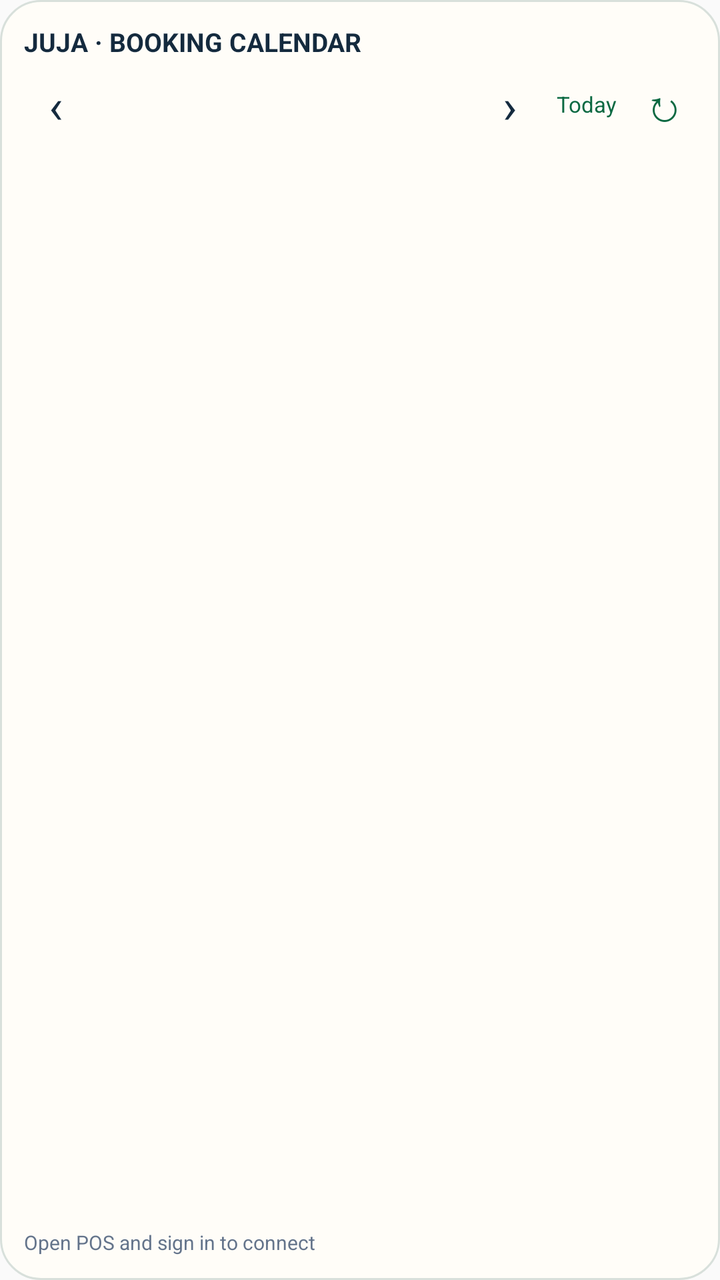
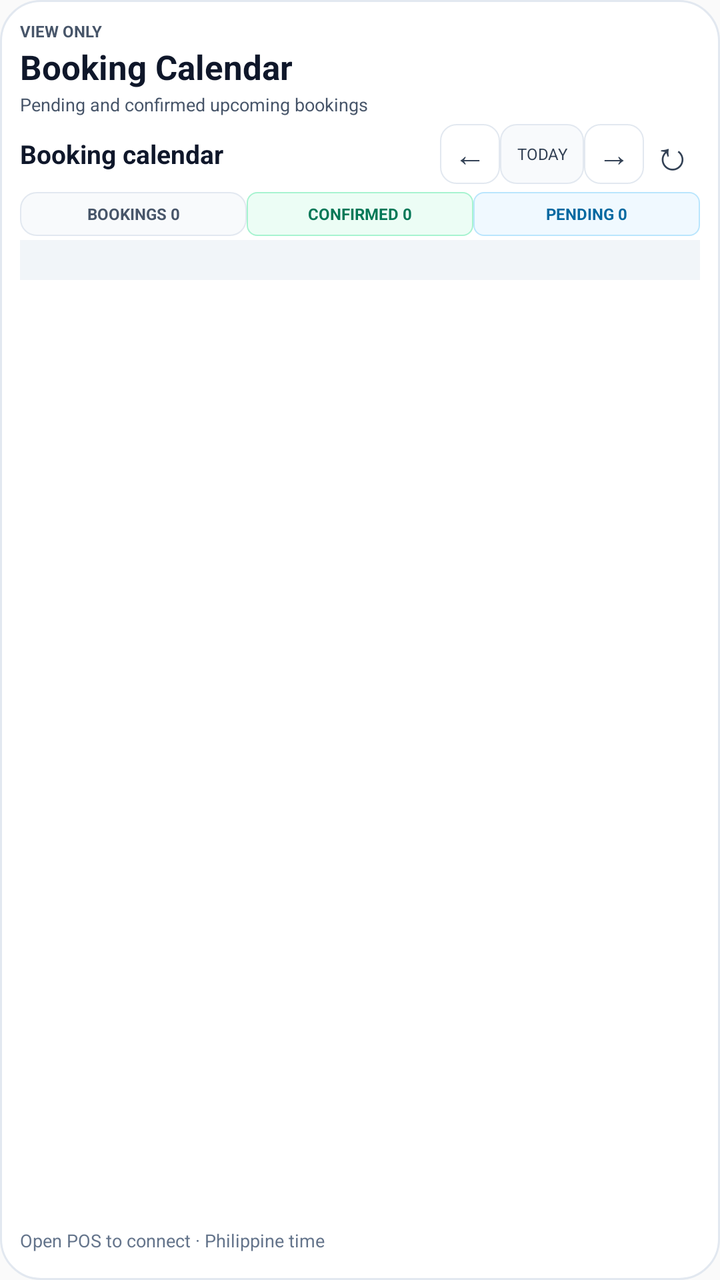

Two renders of the same Android screen: before a commit and after it. Below are the layout's source before the change and the commit's diff.
<!-- AndroidManifest.xml: application theme AppTheme -->
<!-- res/layout/booking_widget.xml -->
<?xml version="1.0" encoding="utf-8"?>
<LinearLayout xmlns:android="http://schemas.android.com/apk/res/android" android:layout_width="match_parent" android:layout_height="match_parent" android:orientation="vertical" android:background="@drawable/booking_widget_background" android:padding="12dp">
    <TextView android:id="@+id/widget_title" android:layout_width="match_parent" android:layout_height="24dp" android:text="JUJA · BOOKING CALENDAR" android:textStyle="bold" android:textSize="13sp" android:textColor="#142A3E" />
    <LinearLayout android:layout_width="match_parent" android:layout_height="32dp" android:orientation="horizontal" android:gravity="center_vertical">
        <TextView android:id="@+id/widget_prev" android:layout_width="32dp" android:layout_height="match_parent" android:gravity="center" android:text="‹" android:contentDescription="Previous month" android:textSize="24sp" android:textColor="#142A3E" />
        <TextView android:id="@+id/widget_month" android:layout_width="0dp" android:layout_weight="1" android:layout_height="wrap_content" android:textStyle="bold" android:textSize="14sp" android:textColor="#142A3E" />
        <TextView android:id="@+id/widget_next" android:layout_width="32dp" android:layout_height="match_parent" android:gravity="center" android:text="›" android:contentDescription="Next month" android:textSize="24sp" android:textColor="#142A3E" />
        <TextView android:id="@+id/widget_today" android:layout_width="45dp" android:layout_height="match_parent" android:gravity="center" android:text="Today" android:textSize="11sp" android:textColor="#0B6942" />
        <TextView android:id="@+id/widget_refresh" android:layout_width="32dp" android:layout_height="match_parent" android:gravity="center" android:text="↻" android:contentDescription="Refresh bookings" android:textSize="22sp" android:textColor="#0B6942" />
    </LinearLayout>
    <LinearLayout android:id="@+id/widget_weekdays" android:layout_width="match_parent" android:layout_height="20dp" android:orientation="horizontal" />
    <LinearLayout android:id="@+id/widget_days" android:layout_width="match_parent" android:layout_height="wrap_content" android:orientation="vertical" />
    <TextView android:id="@+id/widget_selected" android:layout_width="match_parent" android:layout_height="26dp" android:gravity="center_vertical" android:textSize="11sp" android:textStyle="bold" android:textColor="#142A3E" />
    <LinearLayout android:id="@+id/widget_bookings" android:layout_width="match_parent" android:layout_height="0dp" android:layout_weight="1" android:orientation="vertical" />
    <TextView android:id="@+id/widget_updated" android:layout_width="match_parent" android:layout_height="wrap_content" android:maxLines="2" android:text="Open POS and sign in to connect" android:textSize="10sp" android:textColor="#64748B" />
</LinearLayout>
<!-- resources referenced by this layout -->
<resources>
  <!-- drawable booking_widget_background (drawable) -->
  <?xml version="1.0" encoding="utf-8"?>
  <shape xmlns:android="http://schemas.android.com/apk/res/android"><solid android:color="#FFFDF8" /><corners android:radius="20dp" /><stroke android:width="1dp" android:color="#D8E0DB" /></shape>
  <style name="AppTheme" parent="Theme.AppCompat.Light.DarkActionBar">
          
          <item name="colorPrimary">@color/colorPrimary</item>
          <item name="colorPrimaryDark">@color/colorPrimaryDark</item>
          <item name="colorAccent">@color/colorAccent</item>
      </style>
</resources>

<!-- the commit's change to res/layout/booking_widget.xml (unified diff, before → after) -->
@@ -1,16 +1,29 @@
 <?xml version="1.0" encoding="utf-8"?>
-<LinearLayout xmlns:android="http://schemas.android.com/apk/res/android" android:layout_width="match_parent" android:layout_height="match_parent" android:orientation="vertical" android:background="@drawable/booking_widget_background" android:padding="12dp">
-    <TextView android:id="@+id/widget_title" android:layout_width="match_parent" android:layout_height="24dp" android:text="JUJA · BOOKING CALENDAR" android:textStyle="bold" android:textSize="13sp" android:textColor="#142A3E" />
-    <LinearLayout android:layout_width="match_parent" android:layout_height="32dp" android:orientation="horizontal" android:gravity="center_vertical">
-        <TextView android:id="@+id/widget_prev" android:layout_width="32dp" android:layout_height="match_parent" android:gravity="center" android:text="‹" android:contentDescription="Previous month" android:textSize="24sp" android:textColor="#142A3E" />
-        <TextView android:id="@+id/widget_month" android:layout_width="0dp" android:layout_weight="1" android:layout_height="wrap_content" android:textStyle="bold" android:textSize="14sp" android:textColor="#142A3E" />
-        <TextView android:id="@+id/widget_next" android:layout_width="32dp" android:layout_height="match_parent" android:gravity="center" android:text="›" android:contentDescription="Next month" android:textSize="24sp" android:textColor="#142A3E" />
-        <TextView android:id="@+id/widget_today" android:layout_width="45dp" android:layout_height="match_parent" android:gravity="center" android:text="Today" android:textSize="11sp" android:textColor="#0B6942" />
-        <TextView android:id="@+id/widget_refresh" android:layout_width="32dp" android:layout_height="match_parent" android:gravity="center" android:text="↻" android:contentDescription="Refresh bookings" android:textSize="22sp" android:textColor="#0B6942" />
-    </LinearLayout>
-    <LinearLayout android:id="@+id/widget_weekdays" android:layout_width="match_parent" android:layout_height="20dp" android:orientation="horizontal" />
-    <LinearLayout android:id="@+id/widget_days" android:layout_width="match_parent" android:layout_height="wrap_content" android:orientation="vertical" />
-    <TextView android:id="@+id/widget_selected" android:layout_width="match_parent" android:layout_height="26dp" android:gravity="center_vertical" android:textSize="11sp" android:textStyle="bold" android:textColor="#142A3E" />
-    <LinearLayout android:id="@+id/widget_bookings" android:layout_width="match_parent" android:layout_height="0dp" android:layout_weight="1" android:orientation="vertical" />
-    <TextView android:id="@+id/widget_updated" android:layout_width="match_parent" android:layout_height="wrap_content" android:maxLines="2" android:text="Open POS and sign in to connect" android:textSize="10sp" android:textColor="#64748B" />
+<LinearLayout xmlns:android="http://schemas.android.com/apk/res/android" android:layout_width="match_parent" android:layout_height="match_parent" android:orientation="vertical" android:background="@drawable/booking_widget_background" android:padding="10dp">
+ <TextView android:layout_width="match_parent" android:layout_height="12dp" android:text="VIEW ONLY" android:textStyle="bold" android:textSize="8sp" android:textColor="#475569" />
+ <TextView android:id="@+id/widget_title" android:layout_width="match_parent" android:layout_height="24dp" android:text="Booking Calendar" android:textStyle="bold" android:textSize="17sp" android:textColor="#0F172A" />
+ <TextView android:layout_width="match_parent" android:layout_height="14dp" android:text="Pending and confirmed upcoming bookings" android:textSize="9sp" android:textColor="#475569" />
+ <LinearLayout android:layout_width="match_parent" android:layout_height="34dp" android:orientation="horizontal" android:gravity="center_vertical">
+  <TextView android:id="@+id/widget_month" android:layout_width="0dp" android:layout_weight="1" android:layout_height="wrap_content" android:text="Booking calendar" android:textStyle="bold" android:textSize="13sp" android:textColor="#0F172A" />
+  <TextView android:id="@+id/widget_prev" android:layout_width="30dp" android:layout_height="30dp" android:gravity="center" android:text="←" android:contentDescription="Previous month" android:background="@drawable/booking_widget_cell" android:textSize="16sp" android:textColor="#334155" />
+  <TextView android:id="@+id/widget_today" android:layout_width="42dp" android:layout_height="30dp" android:gravity="center" android:text="TODAY" android:background="@drawable/booking_widget_cell_muted" android:textSize="8sp" android:textColor="#334155" />
+  <TextView android:id="@+id/widget_next" android:layout_width="30dp" android:layout_height="30dp" android:gravity="center" android:text="→" android:contentDescription="Next month" android:background="@drawable/booking_widget_cell" android:textSize="16sp" android:textColor="#334155" />
+  <TextView android:id="@+id/widget_refresh" android:layout_width="28dp" android:layout_height="30dp" android:gravity="center" android:text="↻" android:contentDescription="Refresh bookings" android:textSize="20sp" android:textColor="#334155" />
+ </LinearLayout>
+ <LinearLayout android:layout_width="match_parent" android:layout_height="26dp" android:orientation="horizontal" android:gravity="center_vertical">
+  <TextView android:id="@+id/widget_total" android:layout_width="0dp" android:layout_weight="1" android:layout_height="22dp" android:gravity="center" android:text="BOOKINGS 0" android:background="@drawable/booking_widget_cell_muted" android:textStyle="bold" android:textSize="8sp" android:textColor="#475569" />
+  <TextView android:id="@+id/widget_confirmed" android:layout_width="0dp" android:layout_weight="1" android:layout_height="22dp" android:gravity="center" android:text="CONFIRMED 0" android:background="@drawable/booking_widget_confirmed" android:textStyle="bold" android:textSize="8sp" android:textColor="#047857" />
+  <TextView android:id="@+id/widget_pending" android:layout_width="0dp" android:layout_weight="1" android:layout_height="22dp" android:gravity="center" android:text="PENDING 0" android:background="@drawable/booking_widget_pending" android:textStyle="bold" android:textSize="8sp" android:textColor="#0369A1" />
+ </LinearLayout>
+ <LinearLayout android:id="@+id/widget_month_view" android:layout_width="match_parent" android:layout_height="0dp" android:layout_weight="1" android:orientation="vertical">
+  <LinearLayout android:id="@+id/widget_weekdays" android:layout_width="match_parent" android:layout_height="20dp" android:orientation="horizontal" android:background="#F1F5F9" />
+  <LinearLayout android:id="@+id/widget_days" android:layout_width="match_parent" android:layout_height="0dp" android:layout_weight="1" android:orientation="vertical" />
+ </LinearLayout>
+ <LinearLayout android:id="@+id/widget_day_view" android:layout_width="match_parent" android:layout_height="0dp" android:layout_weight="1" android:orientation="vertical" android:visibility="gone">
+  <TextView android:id="@+id/widget_back" android:layout_width="match_parent" android:layout_height="28dp" android:text="← Back to month" android:gravity="center_vertical" android:textSize="11sp" android:textColor="#047857" />
+  <TextView android:id="@+id/widget_selected" android:layout_width="match_parent" android:layout_height="24dp" android:textSize="12sp" android:textStyle="bold" android:textColor="#334155" />
+  <TextView android:id="@+id/widget_empty" android:layout_width="match_parent" android:layout_height="wrap_content" android:padding="8dp" android:textSize="12sp" android:textColor="#64748B" />
+  <LinearLayout android:id="@+id/widget_bookings" android:layout_width="match_parent" android:layout_height="0dp" android:layout_weight="1" android:orientation="vertical" />
+ </LinearLayout>
+ <TextView android:id="@+id/widget_updated" android:layout_width="match_parent" android:layout_height="16dp" android:singleLine="true" android:ellipsize="end" android:text="Open POS to connect · Philippine time" android:textSize="9sp" android:textColor="#64748B" />
 </LinearLayout>
<!-- resource entries referenced after the edit -->
@@ -2,7 +2,15 @@
 <resources>
   <!-- drawable booking_widget_background (drawable) -->
   <?xml version="1.0" encoding="utf-8"?>
-  <shape xmlns:android="http://schemas.android.com/apk/res/android"><solid android:color="#FFFDF8" /><corners android:radius="20dp" /><stroke android:width="1dp" android:color="#D8E0DB" /></shape>
+  <shape xmlns:android="http://schemas.android.com/apk/res/android"><solid android:color="#FFFFFF" /><corners android:radius="20dp" /><stroke android:width="1dp" android:color="#E2E8F0" /></shape>
+  <!-- drawable booking_widget_cell (drawable) -->
+  <shape xmlns:android="http://schemas.android.com/apk/res/android"><solid android:color="#FFFFFF" /><corners android:radius="8dp" /><stroke android:width="0.5dp" android:color="#E2E8F0" /></shape>
+  <!-- drawable booking_widget_cell_muted (drawable) -->
+  <shape xmlns:android="http://schemas.android.com/apk/res/android"><solid android:color="#F8FAFC" /><corners android:radius="8dp" /><stroke android:width="0.5dp" android:color="#E2E8F0" /></shape>
+  <!-- drawable booking_widget_confirmed (drawable) -->
+  <shape xmlns:android="http://schemas.android.com/apk/res/android"><solid android:color="#ECFDF5" /><corners android:radius="5dp" /><stroke android:width="0.5dp" android:color="#A7F3D0" /></shape>
+  <!-- drawable booking_widget_pending (drawable) -->
+  <shape xmlns:android="http://schemas.android.com/apk/res/android"><solid android:color="#F0F9FF" /><corners android:radius="5dp" /><stroke android:width="0.5dp" android:color="#BAE6FD" /></shape>
   <style name="AppTheme" parent="Theme.AppCompat.Light.DarkActionBar">
           
           <item name="colorPrimary">@color/colorPrimary</item>
